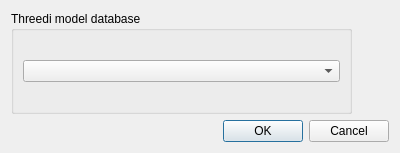
Before: the Qt Designer form tool_commands/schematisation_checker/view.ui in nens/threedi-results-analysis, drawn with Qt 5.
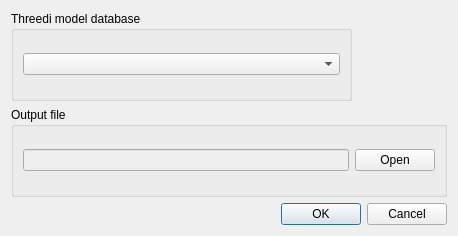
After: the same form once the commit is applied.

Commit message: Added extra field in schema_checker dialog to select an output file.

Patch:
```diff
--- a/tool_commands/schematisation_checker/view.ui
+++ b/tool_commands/schematisation_checker/view.ui
@@ -6,8 +6,8 @@
    <rect>
     <x>0</x>
     <y>0</y>
-    <width>400</width>
-    <height>153</height>
+    <width>458</width>
+    <height>236</height>
    </rect>
   </property>
   <property name="windowTitle">
@@ -32,6 +32,33 @@
      </layout>
     </widget>
    </item>
+   <item>
+    <widget class="QGroupBox" name="outputFileBox">
+     <property name="title">
+      <string>Output file</string>
+     </property>
+     <layout class="QHBoxLayout" name="horizontalLayout_2">
+      <item>
+       <layout class="QHBoxLayout" name="horizontalLayout">
+        <item>
+         <widget class="QLineEdit" name="outputfile_path_display">
+          <property name="enabled">
+           <bool>false</bool>
+          </property>
+         </widget>
+        </item>
+        <item>
+         <widget class="QPushButton" name="open_file_button">
+          <property name="text">
+           <string>Open</string>
+          </property>
+         </widget>
+        </item>
+       </layout>
+      </item>
+     </layout>
+    </widget>
+   </item>
    <item>
     <widget class="QDialogButtonBox" name="buttonBox">
      <property name="orientation">
```
Left out of the diff: 8 changed lines with no effect on the pictures. The commit also changes 3 other files.
